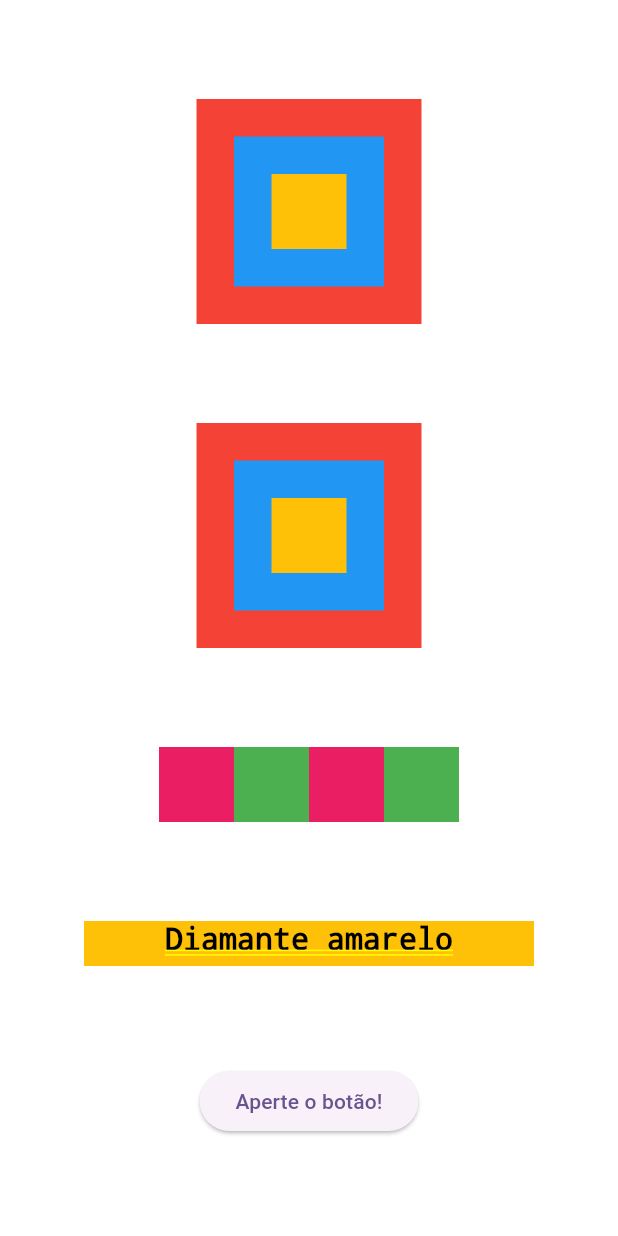
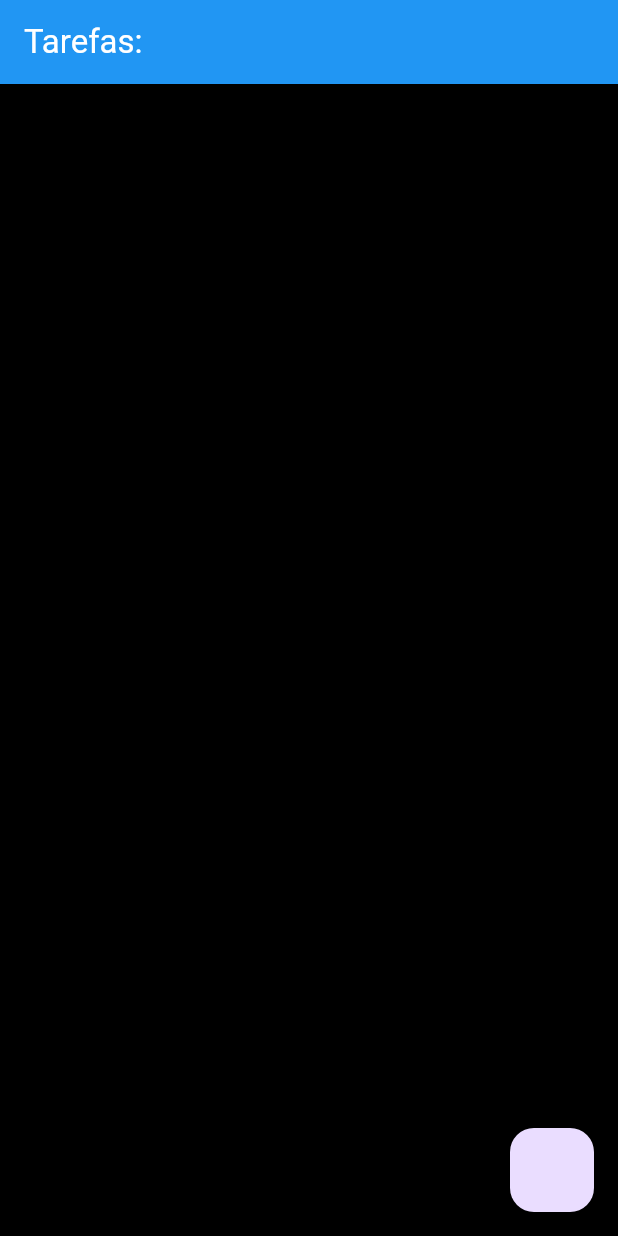
Before and after one commit to theotrin/first_flutter_project, a Flutter app: the screen it shows after launch, on a phone screen of 412 x 824 dp. Run offline on Flutter 3.47's test engine with Material 3 defaults, Android fonts, the phone set to English and light mode, and no system bars.

Commit message:
feat: main limpa e começando novos projetos

```diff
--- a/lib/main.dart
+++ b/lib/main.dart
@@ -11,85 +11,22 @@ class MyApp extends StatelessWidget {
   @override
   Widget build(BuildContext context) {
     return MaterialApp(
-        title: 'Flutter Demo',
-        theme: ThemeData(
-          colorScheme: ColorScheme.fromSeed(seedColor: Colors.deepPurple),
-          useMaterial3: true,
-        ),
-        home: Container(
-            color: Colors.white,
-            child: Column(
-              mainAxisAlignment: MainAxisAlignment.spaceEvenly,
-              crossAxisAlignment: CrossAxisAlignment.center,
-              children: [
-                Stack(alignment: Alignment.center, children: [
-                  Container(color: Colors.red, width: 150, height: 150),
-                  Container(
-                    color: Colors.blue,
-                    width: 100,
-                    height: 100,
-                  ),
-                  Container(
-                    color: Colors.amber,
-                    width: 50,
-                    height: 50,
-                  ),
-                ]),
-                Stack(alignment: Alignment.center, children: [
-                  Container(color: Colors.red, width: 150, height: 150),
-                  Container(
-                    color: Colors.blue,
-                    width: 100,
-                    height: 100,
-                  ),
-                  Container(
-                    color: Colors.amber,
-                    width: 50,
-                    height: 50,
-                  ),
-                ]),
-                Row(mainAxisAlignment: MainAxisAlignment.center, children: [
-                  Container(
-                    color: Colors.pink,
-                    width: 50,
-                    height: 50,
-                  ),
-                  Container(
-                    color: Colors.green,
-                    width: 50,
-                    height: 50,
-                  ),
-                  Container(
-                    color: Colors.pink,
-                    width: 50,
-                    height: 50,
-                  ),
-                  Container(
-                    color: Colors.green,
-                    width: 50,
-                    height: 50,
-                  ),
-                ]),
-                Container(
-                  color: Colors.amber,
-                  height: 30,
-                  width: 300,
-                  child: Text(
-                    'Diamante amarelo',
-                    style: TextStyle(
-                      color: Colors.black,
-                      fontSize: 20,
-                    ),
-                    textAlign: TextAlign.center,
-                  ),
-                ),
-                ElevatedButton(
-                  onPressed: () {
-                    print('Você apertou o botão');
-                  },
-                  child: Text('Aperte o botão!'),
-                )
-              ],
-            )));
+      title: 'Flutter Demo',
+      theme: ThemeData(
+        primarySwatch: Colors.blue,
+      ),
+      home: Scaffold(
+          appBar: AppBar(
+            backgroundColor: Colors.blue,
+            title: Text(
+              'Tarefas:',
+            style: TextStyle(color: Colors.white),
+            ),
+          ),
+          body: Container(color: Colors.black),
+          floatingActionButton: FloatingActionButton(onPressed: (){})
+          ),
+
+    );
   }
 }
```
Also changed, not shown: lib/primeira_tela.dart (added, +75 -0 lines).
